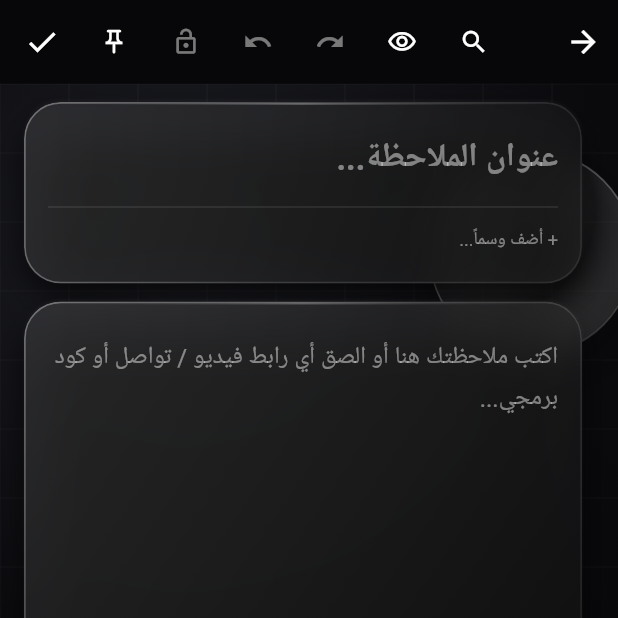
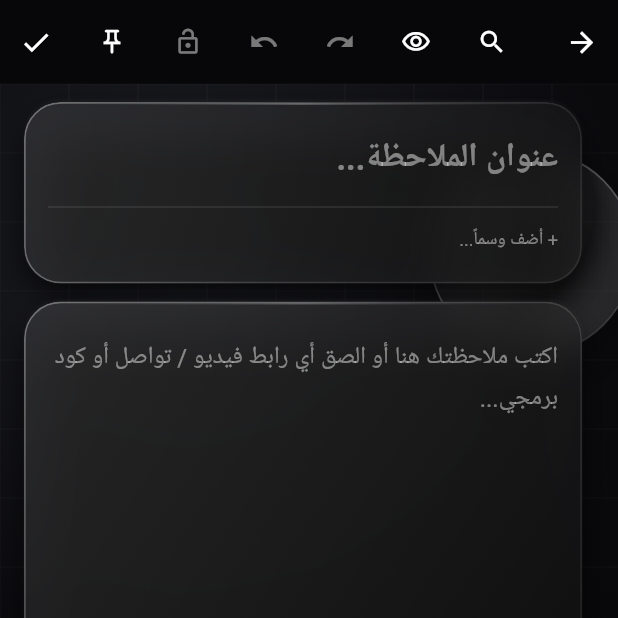
Before and after one commit to yahea0/my-notes1, a Flutter app: the AddNoteScreen screen opened directly, on a phone screen of 412 x 824 dp, the top half of it. Run offline on Flutter 3.47's test engine with Material 3 defaults, Android fonts, the phone set to English and light mode, and no system bars; our stand-ins replace audioplayers, flutter_colorpicker, flutter_local_notifications, flutter_timezone, google_fonts, hive_flutter and 5 more; missing offline and left inert: record; accounts and stored records are empty; Roboto replaces fonts that are missing (Tahoma).

Commit message:
Update add_note_screen.dart

```diff
--- a/lib/screens/add_note_screen.dart
+++ b/lib/screens/add_note_screen.dart
@@ -44,7 +44,6 @@ class _AddNoteScreenState extends State<AddNoteScreen> {
   final GlobalKey _editorAreaKey = GlobalKey();
   final List<TapGestureRecognizer> _linkRecognizers = [];
 
-  // البحث والاستبدال
   final TextEditingController _findController = TextEditingController();
   final TextEditingController _replaceController = TextEditingController();
   final FocusNode _findFocusNode = FocusNode();
@@ -55,7 +54,6 @@ class _AddNoteScreenState extends State<AddNoteScreen> {
   List<TextRange> _searchMatches = [];
   int _activeMatchIndex = -1;
 
-  // مقاييس مخبأة (Cached) لعدم إعادة حساب آلاف الأسطر في كل إطار
   List<int> _lineStarts = [0];
   int _longestLineIndex = 0;
   int _cachedWords = 0;
@@ -86,7 +84,6 @@ class _AddNoteScreenState extends State<AddNoteScreen> {
   String _lastCommittedText = '';
   bool _applyingHistory = false;
 
-  // حفظ القيم الابتدائية للمقارنة السريعة عند الخروج بدون نسخ النصوص الضخمة
   late final String _initTitle;
   late final String _initContent;
   late final String _initCategory;
@@ -240,7 +237,6 @@ class _AddNoteScreenState extends State<AddNoteScreen> {
     super.dispose();
   }
 
-  // ==================== حساب سريع للمقاييس في خطوة واحدة O(N) ====================
   void _rebuildFastMetrics(String text) {
     final int len = text.length;
     final List<int> starts = [0];
@@ -281,7 +277,6 @@ class _AddNoteScreenState extends State<AddNoteScreen> {
   }
 
   void _refreshLinksImmediate(String text) {
-    // في الأكواد الضخمة نفحص أول 16000 حرف فقط لتفادي تجميد الواجهة
     final sample = text.length > 16000 ? text.substring(0, 16000) : text;
     _cachedLinks = LinkDetector.extractLinks(sample);
   }
@@ -306,10 +301,12 @@ class _AddNoteScreenState extends State<AddNoteScreen> {
       final pos = _outerScrollController.position;
       if (pos.maxScrollExtent <= 0) return;
       final double frac =
-          ((pos.pixels + pos.viewportDimension * 0.4) / (pos.maxScrollExtent + pos.viewportDimension))
+          ((pos.pixels + pos.viewportDimension * 0.4) /
+                  (pos.maxScrollExtent + pos.viewportDimension))
               .clamp(0.0, 1.0);
-      final int estLine =
-          (frac * math.max(0, _lineStarts.length - 1)).round().clamp(0, _lineStarts.length - 1);
+      final int estLine = (frac * math.max(0, _lineStarts.length - 1))
+          .round()
+          .clamp(0, _lineStarts.length - 1);
       final int centerChar = _lineStarts[estLine];
       _ensureHighlightWindowContains(centerChar, notify: true);
     });
@@ -410,7 +407,7 @@ class _AddNoteScreenState extends State<AddNoteScreen> {
     _lastCommittedText = prev;
     _contentController.value = TextEditingValue(
       text: prev,
-      selection: TextSelection.collapsed(offset: math.min(prev.length, prev.length)),
+      selection: TextSelection.collapsed(offset: prev.length),
     );
     _applyingHistory = false;
     _rebuildFastMetrics(prev);
@@ -444,7 +441,6 @@ class _AddNoteScreenState extends State<AddNoteScreen> {
     }
   }
 
-  // ==================== محرك البحث والاستبدال الاحترافي ====================
   void _toggleFindBar({bool focusInput = true}) {
     setState(() {
       _showFindBar = !_showFindBar;
@@ -625,7 +621,8 @@ class _AddNoteScreenState extends State<AddNoteScreen> {
 
     final currentText = _contentController.text;
     final replacement = _replaceController.text;
-    final String haystack = _caseSensitive ? currentText : currentText.toLowerCase();
+    final String haystack =
+        _caseSensitive ? currentText : currentText.toLowerCase();
     final String needle = _caseSensitive ? rawQuery : rawQuery.toLowerCase();
 
     final StringBuffer buf = StringBuffer();
@@ -677,7 +674,8 @@ class _AddNoteScreenState extends State<AddNoteScreen> {
   }
 
   void _jumpToLineNumber(int lineNum) {
-    final int safeIdx = (lineNum - 1).clamp(0, math.max(0, _lineStarts.length - 1));
+    final int safeIdx =
+        (lineNum - 1).clamp(0, math.max(0, _lineStarts.length - 1));
     final int offset = _lineStarts[safeIdx];
     _ensureHighlightWindowContains(offset, notify: true);
     _scrollToTextOffset(offset);
@@ -1887,6 +1885,32 @@ class _AddNoteScreenState extends State<AddNoteScreen> {
     return '$m:$s';
   }
 
+  Widget _topActionBtn({
+    required String tooltip,
+    required IconData icon,
+    required Color color,
+    required VoidCallback? onTap,
+    double size = 20,
+  }) {
+    return Tooltip(
+      message: tooltip,
+      child: Material(
+        color: Colors.transparent,
+        child: InkWell(
+          borderRadius: BorderRadius.circular(18),
+          onTap: onTap,
+          child: SizedBox(
+            width: 36,
+            height: 36,
+            child: Center(
+              child: Icon(icon, size: size, color: color),
+            ),
+          ),
+        ),
+      ),
+    );
+  }
+
   Widget _buildFindAndReplaceBar(OnyxPalette pal) {
     final int? lineJumpTarget = _parseLineJumpQuery(_findController.text);
     final int total = _searchMatches.length;
@@ -2339,7 +2363,6 @@ class _AddNoteScreenState extends State<AddNoteScreen> {
       activeLine = _lineIndexOfOffset(_contentController.selection.start);
     }
 
-    // استخدام حاوية زجاجية خفيفة بدون BackdropFilter فوق حاوية ضخمة لضمان 60fps
     return Container(
       key: _editorAreaKey,
       decoration: BoxDecoration(
@@ -2552,103 +2575,104 @@ class _AddNoteScreenState extends State<AddNoteScreen> {
           child: Scaffold(
             backgroundColor: pal.scaffoldBg,
             resizeToAvoidBottomInset: true,
-            appBar: AppBar(
-              backgroundColor: Colors.transparent,
-              leadingWidth: 46,
-              titleSpacing: 0,
-              title: const SizedBox.shrink(),
-              iconTheme: IconThemeData(color: pal.textPrimary),
-              leading: IconButton(
-                icon: const Icon(Icons.arrow_back),
-                onPressed: _handleBackPressed,
-              ),
-              actions: [
-                IconButton(
-                  constraints:
-                      const BoxConstraints(minWidth: 36, minHeight: 36),
-                  padding: EdgeInsets.zero,
+            appBar: PreferredSize(
+              preferredSize: const Size.fromHeight(kToolbarHeight),
+              child: SafeArea(
+                bottom: false,
+                child: SizedBox(
+                  height: kToolbarHeight,
+                  child: Padding(
+                    padding: const EdgeInsets.symmetric(horizontal: 6),
+                    child: Row(
+                      children: [
+                        _topActionBtn(
+                          tooltip: 'رجوع',
+                          icon: Icons.arrow_back,
+                          color: pal.textPrimary,
+                          size: 22,
+                          onTap: _handleBackPressed,
+                        ),
+                        const SizedBox(width: 24),
+                        Expanded(
+                          child: Row(
+                            mainAxisAlignment: MainAxisAlignment.spaceBetween,
+                            children: [
+                              _topActionBtn(
                                 tooltip: 'البحث والاستبدال',
-                  icon: Icon(
-                    _showFindBar ? Icons.search_off : Icons.search,
-                    size: 20,
-                    color: _showFindBar ? pal.accent : pal.textPrimary,
-                  ),
-                  onPressed: _toggleFindBar,
-                ),
-                IconButton(
-                  constraints:
-                      const BoxConstraints(minWidth: 36, minHeight: 36),
-                  padding: EdgeInsets.zero,
-                  tooltip:
-                      _isReadingMode ? 'وضع التحرير' : 'وضع القراءة والروابط',
-                  icon: Icon(
-                    _isReadingMode
+                                icon: _showFindBar
+                                    ? Icons.search_off
+                                    : Icons.search,
+                                color: _showFindBar
+                                    ? pal.accent
+                                    : pal.textPrimary,
+                                onTap: _toggleFindBar,
+                              ),
+                              _topActionBtn(
+                                tooltip: _isReadingMode
+                                    ? 'وضع التحرير'
+                                    : 'وضع القراءة والروابط',
+                                icon: _isReadingMode
                                     ? Icons.edit_outlined
                                     : Icons.visibility_outlined,
-                    size: 20,
                                 color: pal.textPrimary,
-                  ),
-                  onPressed: () =>
-                      setState(() => _isReadingMode = !_isReadingMode),
-                ),
-                IconButton(
-                  constraints:
-                      const BoxConstraints(minWidth: 36, minHeight: 36),
-                  padding: EdgeInsets.zero,
+                                onTap: () => setState(
+                                  () => _isReadingMode = !_isReadingMode,
+                                ),
+                              ),
+                              _topActionBtn(
                                 tooltip: 'تراجع',
-                  icon: Icon(
-                    Icons.undo,
-                    size: 20,
-                    color: _undoStack.isEmpty ? pal.textMuted : pal.textPrimary,
-                  ),
-                  onPressed: _undoStack.isEmpty ? null : _undo,
-                ),
-                IconButton(
-                  constraints:
-                      const BoxConstraints(minWidth: 36, minHeight: 36),
-                  padding: EdgeInsets.zero,
+                                icon: Icons.undo,
+                                color: _undoStack.isEmpty
+                                    ? pal.textMuted
+                                    : pal.textPrimary,
+                                onTap: _undoStack.isEmpty ? null : _undo,
+                              ),
+                              _topActionBtn(
                                 tooltip: 'إعادة',
-                  icon: Icon(
-                    Icons.redo,
-                    size: 20,
-                    color: _redoStack.isEmpty ? pal.textMuted : pal.textPrimary,
-                  ),
-                  onPressed: _redoStack.isEmpty ? null : _redo,
-                ),
-                IconButton(
-                  constraints:
-                      const BoxConstraints(minWidth: 36, minHeight: 36),
-                  padding: EdgeInsets.zero,
+                                icon: Icons.redo,
+                                color: _redoStack.isEmpty
+                                    ? pal.textMuted
+                                    : pal.textPrimary,
+                                onTap: _redoStack.isEmpty ? null : _redo,
+                              ),
+                              _topActionBtn(
                                 tooltip: _isLocked ? 'مقفلة' : 'قفل الملاحظة',
-                  icon: Icon(
-                    _isLocked ? Icons.lock : Icons.lock_open_outlined,
+                                icon: _isLocked
+                                    ? Icons.lock
+                                    : Icons.lock_open_outlined,
+                                color: _isLocked
+                                    ? pal.textPrimary
+                                    : pal.textMuted,
                                 size: 19,
-                    color: _isLocked ? pal.textPrimary : pal.textMuted,
-                  ),
-                  onPressed: () => setState(() => _isLocked = !_isLocked),
-                ),
-                IconButton(
-                  constraints:
-                      const BoxConstraints(minWidth: 36, minHeight: 36),
-                  padding: EdgeInsets.zero,
+                                onTap: () =>
+                                    setState(() => _isLocked = !_isLocked),
+                              ),
+                              _topActionBtn(
                                 tooltip: 'تثبيت',
-                  icon: Icon(
-                    _isPinned ? Icons.push_pin : Icons.push_pin_outlined,
+                                icon: _isPinned
+                                    ? Icons.push_pin
+                                    : Icons.push_pin_outlined,
+                                color:
+                                    _isPinned ? Colors.amber : pal.textPrimary,
                                 size: 19,
-                    color: _isPinned ? Colors.amber : pal.textPrimary,
-                  ),
-                  onPressed: () => setState(() => _isPinned = !_isPinned),
-                ),
-                IconButton(
-                  constraints:
-                      const BoxConstraints(minWidth: 40, minHeight: 40),
-                  padding: EdgeInsets.zero,
+                                onTap: () =>
+                                    setState(() => _isPinned = !_isPinned),
+                              ),
+                              _topActionBtn(
                                 tooltip: 'حفظ',
-                  icon: Icon(Icons.check, color: pal.textPrimary),
-                  onPressed: _saveNote,
-                ),
-                const SizedBox(width: 4),
-              ],
+                                icon: Icons.check,
+                                color: pal.textPrimary,
+                                size: 22,
+                                onTap: _saveNote,
+                              ),
+                            ],
+                          ),
+                        ),
+                      ],
+                    ),
+                  ),
+                ),
+              ),
             ),
             body: OnyxBackdrop(
               palette: pal,
```
Lines whose indentation alone changed are shown as unchanged.
